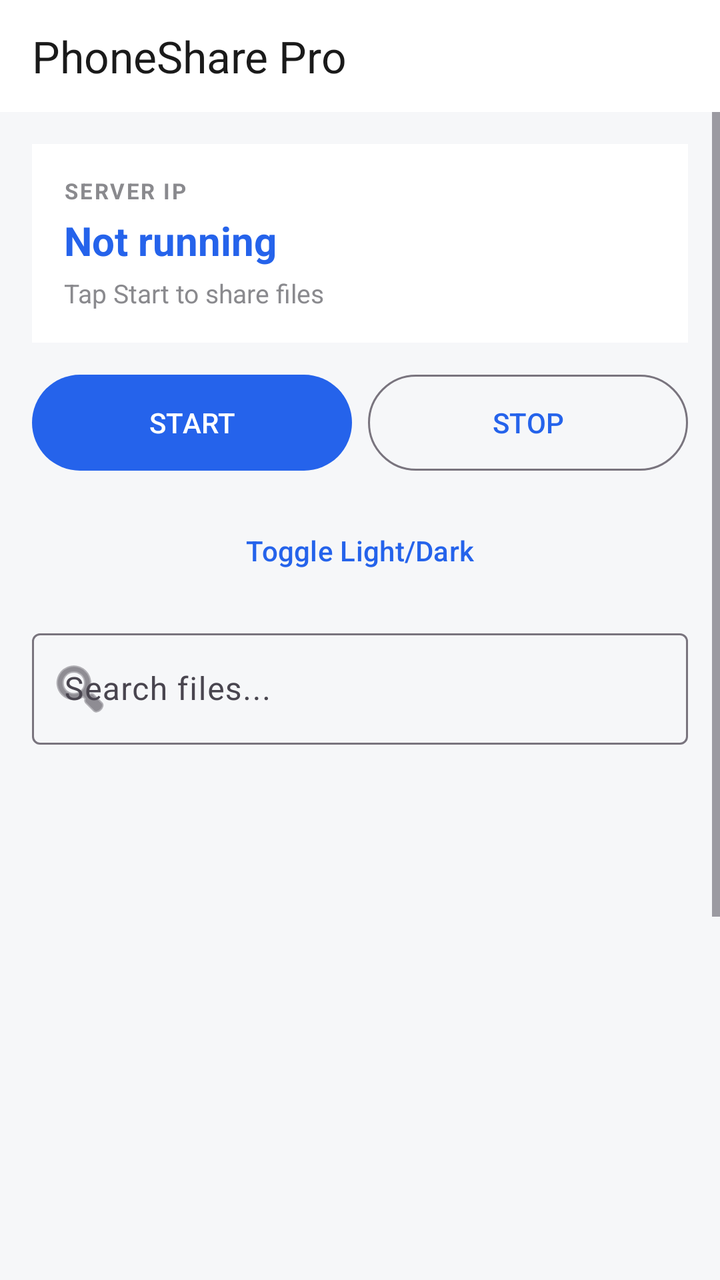
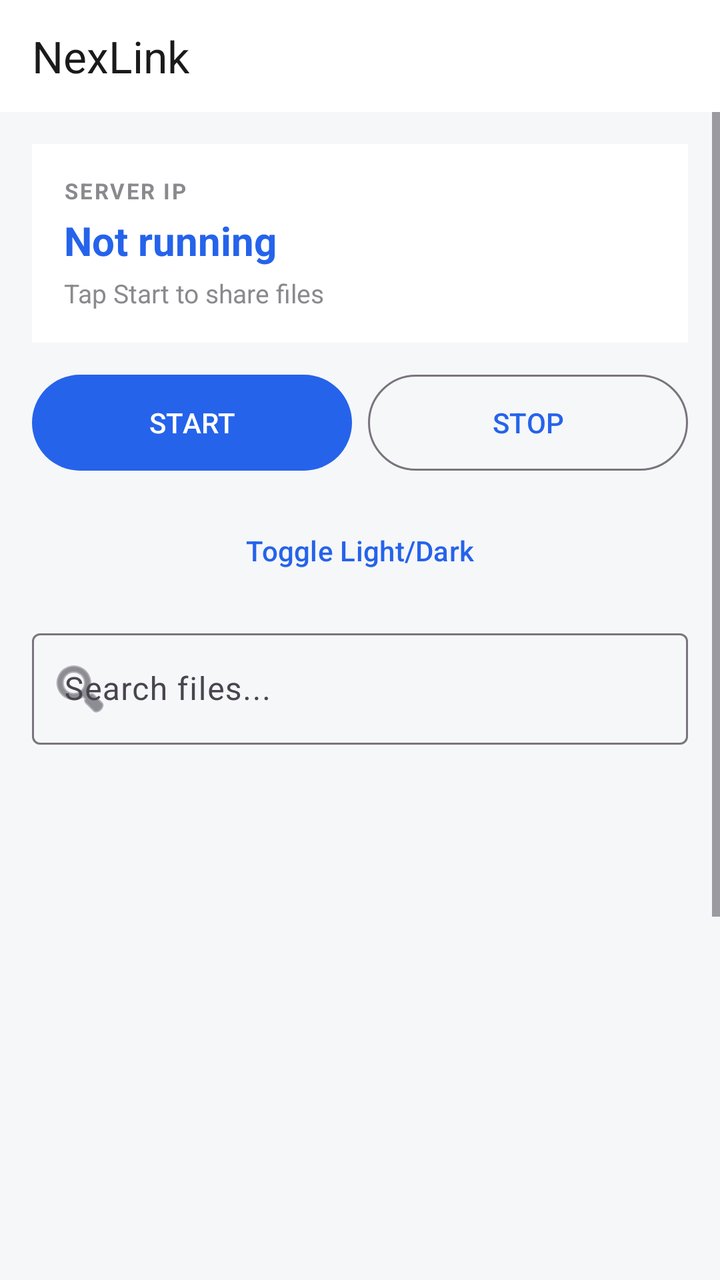

Screens rendered from an Android XML layout before and after an edit, with the pre-edit source and the edit as a unified diff.
<!-- AndroidManifest.xml: application theme Theme.PhoneShare -->
<!-- res/layout/activity_main.xml -->
<?xml version="1.0" encoding="utf-8"?>
<LinearLayout xmlns:android="http://schemas.android.com/apk/res/android"
    xmlns:app="http://schemas.android.com/apk/res-auto"
    android:layout_width="match_parent" android:layout_height="match_parent"
    android:orientation="vertical" android:background="@color/bg">

    <com.google.android.material.appbar.MaterialToolbar
        android:id="@+id/toolbar" android:layout_width="match_parent" android:layout_height="56dp"
        android:background="@color/card" app:title="PhoneShare Pro" app:titleTextColor="@color/text_primary" />

    <ScrollView android:layout_width="match_parent" android:layout_height="0dp"
        android:layout_weight="1" android:fillViewport="true">
        <LinearLayout android:layout_width="match_parent" android:layout_height="wrap_content"
            android:orientation="vertical" android:padding="16dp">

            
            <LinearLayout android:layout_width="match_parent" android:layout_height="wrap_content"
                android:orientation="vertical" android:background="@color/card"
                android:padding="16dp" android:layout_marginBottom="12dp">
                <TextView android:layout_width="wrap_content" android:layout_height="wrap_content"
                    android:text="SERVER IP" android:textSize="11sp" android:textStyle="bold"
                    android:textColor="@color/text_secondary" android:letterSpacing="0.08" />
                <TextView android:id="@+id/ipText" android:layout_width="match_parent"
                    android:layout_height="wrap_content" android:text="Not running"
                    android:textSize="20sp" android:textStyle="bold" android:textColor="@color/accent"
                    android:layout_marginTop="4dp" />
                <TextView android:id="@+id/statusText" android:layout_width="match_parent"
                    android:layout_height="wrap_content" android:text="Tap Start to share files"
                    android:textSize="13sp" android:textColor="@color/text_secondary"
                    android:layout_marginTop="4dp" />
            </LinearLayout>

            
            <LinearLayout android:layout_width="match_parent" android:layout_height="wrap_content"
                android:orientation="horizontal" android:layout_marginBottom="12dp">
                <com.google.android.material.button.MaterialButton
                    android:id="@+id/startBtn" android:layout_width="0dp" android:layout_height="56dp"
                    android:layout_weight="1" android:text="START" android:layout_marginEnd="8dp" />
                <com.google.android.material.button.MaterialButton
                    android:id="@+id/stopBtn" android:layout_width="0dp" android:layout_height="56dp"
                    android:layout_weight="1" android:text="STOP" style="@style/Widget.Material3.Button.OutlinedButton" />
            </LinearLayout>

            
            <com.google.android.material.button.MaterialButton
                android:id="@+id/themeBtn" android:layout_width="match_parent" android:layout_height="48dp"
                android:text="Toggle Light/Dark" style="@style/Widget.Material3.Button.TextButton"
                android:layout_marginBottom="12dp" />

            
            <com.google.android.material.textfield.TextInputLayout
                android:layout_width="match_parent" android:layout_height="wrap_content"
                android:hint="Search files..." app:startIconDrawable="@android:drawable/ic_menu_search"
                android:layout_marginBottom="12dp">
                <com.google.android.material.textfield.TextInputEditText
                    android:id="@+id/searchEdit" android:layout_width="match_parent"
                    android:layout_height="wrap_content" />
            </com.google.android.material.textfield.TextInputLayout>

            
            <androidx.recyclerview.widget.RecyclerView
                android:id="@+id/fileList" android:layout_width="match_parent"
                android:layout_height="400dp" android:nestedScrollingEnabled="false" />

            
            <TextView android:id="@+id/emptyText" android:layout_width="match_parent"
                android:layout_height="wrap_content" android:text="No files shared yet"
                android:gravity="center" android:padding="24dp" android:textColor="@color/text_secondary"
                android:visibility="gone" />

            
            <LinearLayout android:layout_width="match_parent" android:layout_height="wrap_content"
                android:orientation="vertical" android:gravity="center" android:padding="16dp"
                android:layout_marginTop="16dp">
                <TextView android:layout_width="wrap_content" android:layout_height="wrap_content"
                    android:text="Developer" android:textSize="11sp" android:textStyle="bold"
                    android:textColor="@color/text_secondary" />
                <TextView android:id="@+id/devName" android:layout_width="wrap_content"
                    android:layout_height="wrap_content" android:text="Muhammad Kamran Malik"
                    android:textSize="14sp" android:textStyle="bold" android:textColor="@color/accent"
                    android:layout_marginTop="2dp" />
                <TextView android:id="@+id/devContact" android:layout_width="wrap_content"
                    android:layout_height="wrap_content" android:text="+923015614357"
                    android:textSize="13sp" android:textColor="@color/accent" android:layout_marginTop="2dp" />
            </LinearLayout>
        </LinearLayout>
    </ScrollView>
</LinearLayout>
<!-- resources referenced by this layout -->
<resources>
  <color name="accent">#2563EB</color>
  <color name="bg">#F6F7F9</color>
  <color name="card">#FFFFFF</color>
  <color name="text_primary">#1A1A1A</color>
  <color name="text_secondary">#8A8A8E</color>
  <style name="Theme.PhoneShare" parent="Theme.Material3.DayNight.NoActionBar">
          <item name="colorPrimary">@color/accent</item>
          <item name="colorOnPrimary">@android:color/white</item>
          <item name="android:statusBarColor">@color/bg</item>
          <item name="android:navigationBarColor">@color/bg</item>
      </style>
</resources>

<!-- the commit's change to res/layout/activity_main.xml (unified diff, before → after) -->
@@ -6,7 +6,7 @@
 
     <com.google.android.material.appbar.MaterialToolbar
         android:id="@+id/toolbar" android:layout_width="match_parent" android:layout_height="56dp"
-        android:background="@color/card" app:title="PhoneShare Pro" app:titleTextColor="@color/text_primary" />
+        android:background="@color/card" app:title="NexLink" app:titleTextColor="@color/text_primary" />
 
     <ScrollView android:layout_width="match_parent" android:layout_height="0dp"
         android:layout_weight="1" android:fillViewport="true">
